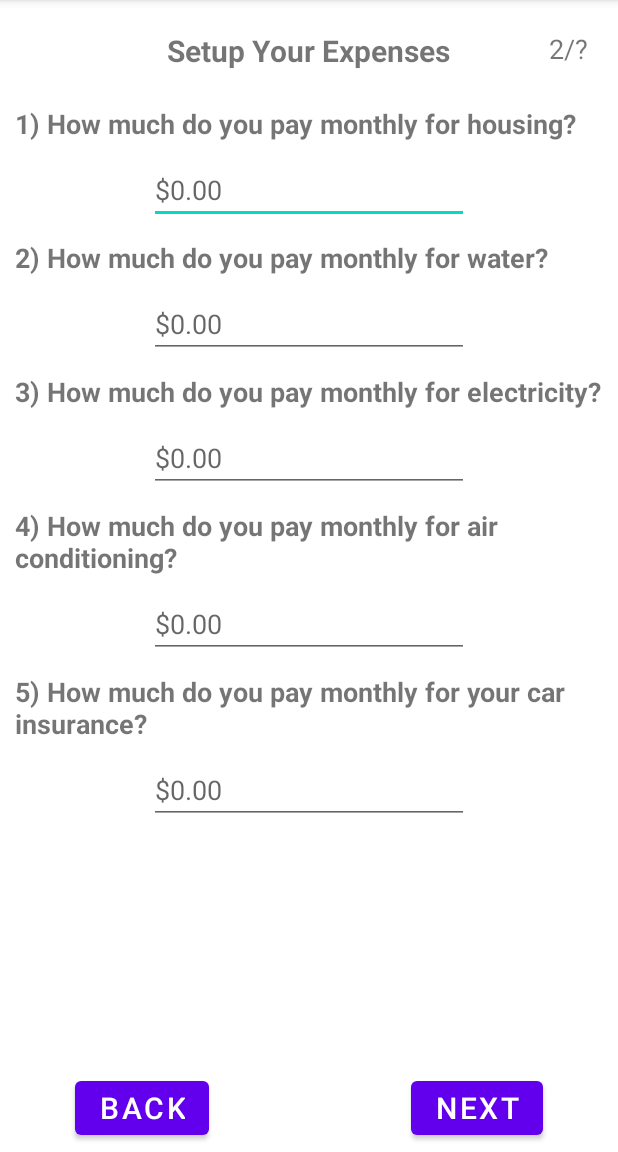
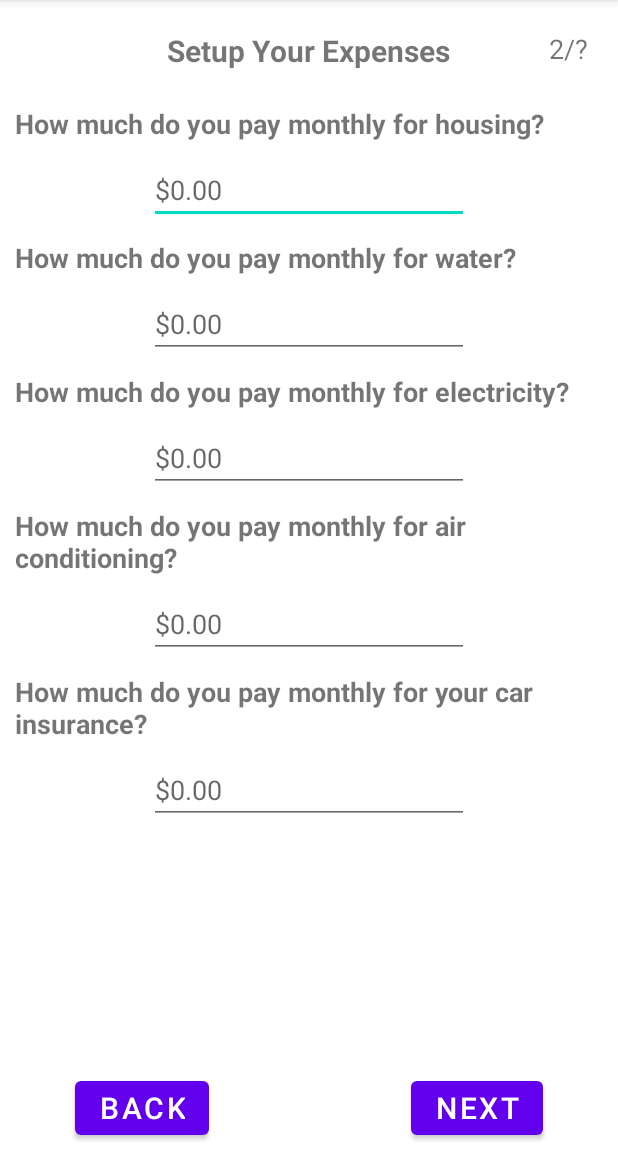
Before and after one commit to Fennrii/BudgetApp, an Android app: the SetupP2 screen opened directly, with no data from a screen before it, on a phone screen of 412 x 824 dp, the part 84-1236 px from its top. Run offline under Robolectric (Android 15) with nearby library versions, the phone set to English and light mode, and no system bars.

Commit message:
UI formatting

```diff
--- a/app/src/main/res/layout/activity_setup_p1.xml
+++ b/app/src/main/res/layout/activity_setup_p1.xml
@@ -204,7 +204,7 @@
         android:layout_width="wrap_content"
         android:layout_height="wrap_content"
         android:layout_centerHorizontal="true"
-        android:layout_marginStart="10dp"
+        android:layout_marginStart="15dp"
         android:layout_marginTop="10dp"
         android:textSize="18sp"
         android:textStyle="bold"
--- a/app/src/main/res/values/strings.xml
+++ b/app/src/main/res/values/strings.xml
@@ -16,11 +16,11 @@
 
     //Setup Page 2 Texts
     <string name="expenses_txt">Setup Your Expenses</string>
-    <string name="housing_txt">1) How much do you pay monthly for housing?</string>
-    <string name="water_txt">2) How much do you pay monthly for water?</string>
-    <string name="electric_txt">3) How much do you pay monthly for electricity?</string>
-    <string name="AC_txt">4) How much do you pay monthly for air conditioning?</string>
-    <string name="Car_txt">5) How much do you pay monthly for your car insurance?</string>
+    <string name="housing_txt">How much do you pay monthly for housing?</string>
+    <string name="water_txt">How much do you pay monthly for water?</string>
+    <string name="electric_txt">How much do you pay monthly for electricity?</string>
+    <string name="AC_txt">How much do you pay monthly for air conditioning?</string>
+    <string name="Car_txt">How much do you pay monthly for your car insurance?</string>
 
     //Setup Page 3 Texts
     <string name="Health_txt">How much do you pay monthly for health insurance?</string>
```
